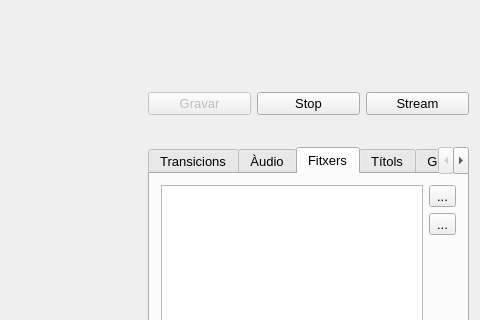
The window that mainwindow.ui (acamara/videoview) describes before a commit, drawn with Qt 5; both pictures show x 318 to 798 and y 181 to 501 of the 798 by 662 pixel window.
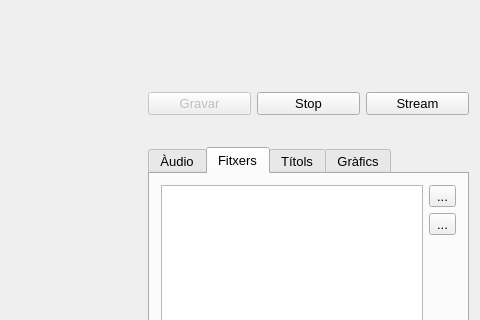
The same window after the commit. The open tabs and pages were chosen to show the change. Icons and pictures are not drawn. Custom widgets are drawn as their Qt base class.

Commit message: Canvis a la interficie

The edit to the form file:
```diff
--- a/mainwindow.ui
+++ b/mainwindow.ui
@@ -384,11 +384,6 @@
         <property name="currentIndex">
          <number>4</number>
         </property>
-        <widget class="QWidget" name="tab_transicions">
-         <attribute name="title">
-          <string>Transicions</string>
-         </attribute>
-        </widget>
         <widget class="QWidget" name="tab_audio">
          <attribute name="title">
           <string>Àudio</string>
```
Left out of the diff: 8 changed lines with no effect on the pictures.
